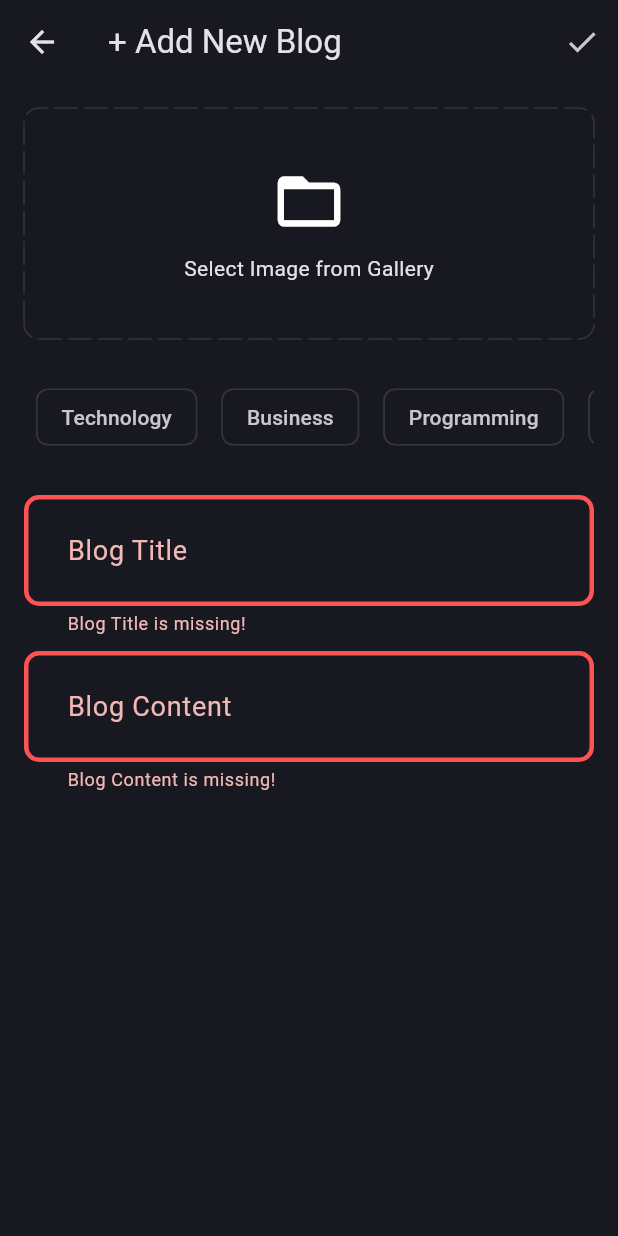
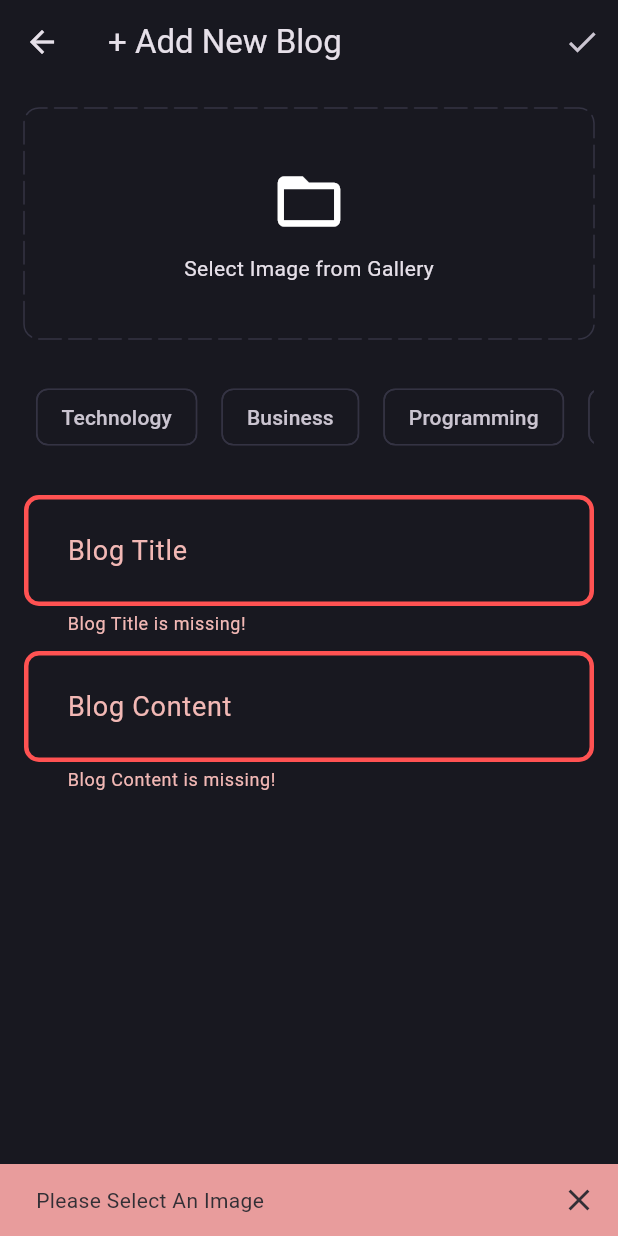
Before and after one commit to umersagheer/blog-wave, a Flutter app: the AddNewBlogPage screen opened directly, after a tap on the "done" icon, on a phone screen of 412 x 824 dp. Run offline on Flutter 3.47's test engine with Material 3 defaults, Android fonts, the phone set to English and light mode, and no system bars; drawn by our look-alikes of dotted_border; our stand-ins replace flutter_bloc, fpdart, get_it, image_picker, internet_connection_checker_plus, shared_preferences and 3 more; missing offline and left inert: lordicon; accounts and stored records are empty.

Commit message:
feat: user signout implemented , UI updates, blog page and error handling

```diff
--- a/lib/core/common/screens/onboarding_screen.dart
+++ b/lib/core/common/screens/onboarding_screen.dart
@@ -133,7 +133,7 @@ class _OnBoardingScreenState extends State<OnBoardingScreen> {
                 onPressed: () {
                   if (onLastPage) {
                     Navigator.pushAndRemoveUntil(
-                        context, BlogPage.route(), (route) => false);
+                        context, BlogPage.route(false), (route) => false);
                   }
                   _dotController.nextPage(
                       duration: const Duration(milliseconds: 500),
--- a/lib/core/utils/show_snackbar.dart
+++ b/lib/core/utils/show_snackbar.dart
@@ -1,9 +1,16 @@
 import 'package:flutter/material.dart';
 
-void showSnackBar(BuildContext context, String content) {
+void showSnackBar(BuildContext context, String content, [String? type]) {
+  type = type ?? "";
   ScaffoldMessenger.of(context)
     ..hideCurrentSnackBar()
     ..showSnackBar(
-      SnackBar(content: Text(content)),
+      SnackBar(
+        content: Text(content),
+        backgroundColor: type == "success"
+            ? const Color.fromARGB(255, 172, 232, 156)
+            : const Color.fromARGB(255, 232, 156, 156),
+        showCloseIcon: true,
+      ),
     );
 }
--- a/lib/features/auth/data/datasources/auth_remote_data_source.dart
+++ b/lib/features/auth/data/datasources/auth_remote_data_source.dart
@@ -14,6 +14,7 @@ abstract interface class AuthRemoteDataSource {
     required String password,
   });
   Future<UserModel?> getCurrentUserData();
+  Future<void> signOut();
 }
 
 class AuthRemoteDataSourceImpl implements AuthRemoteDataSource {
@@ -67,6 +68,9 @@ class AuthRemoteDataSourceImpl implements AuthRemoteDataSource {
   Session? get currentUserSession => supabaseClient.auth.currentSession;
 
   @override
+  Future<void> signOut() async => await supabaseClient.auth.signOut();
+
+  @override
   Future<UserModel?> getCurrentUserData() async {
     try {
       if (currentUserSession != null) {
--- a/lib/features/auth/domain/repository/auth_repository.dart
+++ b/lib/features/auth/domain/repository/auth_repository.dart
@@ -9,5 +9,6 @@ abstract interface class AuthRepository {
   Future<Either<Failure, User>> signInWithEmailAndPassword(
       {required String email, required String password});
 
+  Future<Either<Failure, String>> signOut();
   Future<Either<Failure, User>> currentUser();
 }
--- /dev/null
+++ b/lib/features/auth/domain/repository/usecases/user_sign_out.dart
@@ -0,0 +1,14 @@
+import 'package:blog_wave/core/error/failures.dart';
+import 'package:blog_wave/core/usecase/usecase.dart';
+import 'package:blog_wave/features/auth/domain/repository/auth_repository.dart';
+import 'package:fpdart/fpdart.dart';
+
+class UserSignOut implements UseCase<void, NoParams> {
+  final AuthRepository authRepository;
+  const UserSignOut({required this.authRepository});
+
+  @override
+  Future<Either<Failure, String>> call(NoParams params) async {
+    return await authRepository.signOut();
+  }
+}
--- a/lib/features/auth/presentation/bloc/auth_bloc.dart
+++ b/lib/features/auth/presentation/bloc/auth_bloc.dart
@@ -3,6 +3,7 @@ import 'package:blog_wave/core/usecase/usecase.dart';
 import 'package:blog_wave/core/entities/user.dart';
 import 'package:blog_wave/features/auth/domain/repository/usecases/current_user.dart';
 import 'package:blog_wave/features/auth/domain/repository/usecases/user_sign_in.dart';
+import 'package:blog_wave/features/auth/domain/repository/usecases/user_sign_out.dart';
 import 'package:blog_wave/features/auth/domain/repository/usecases/user_sign_up.dart';
 import 'package:flutter_bloc/flutter_bloc.dart';
 import 'package:flutter/material.dart';
@@ -11,17 +12,20 @@ part 'auth_event.dart';
 part 'auth_state.dart';
 
 class AuthBloc extends Bloc<AuthEvent, AuthState> {
+  final UserSignOut _userSignOut;
   final UserSignUp _userSignUp;
   final UserSignIn _userSignIn;
   final CurrentUser _currentUser;
   final AppUserCubit _appUserCubit;
 
   AuthBloc({
+    required UserSignOut userSignOut,
     required UserSignUp userSignUp,
     required UserSignIn userSignIn,
     required CurrentUser currentUser,
     required AppUserCubit appUserCubit,
-  })  : _userSignUp = userSignUp,
+  })  : _userSignOut = userSignOut,
+        _userSignUp = userSignUp,
         _userSignIn = userSignIn,
         _currentUser = currentUser,
         _appUserCubit = appUserCubit,
@@ -29,6 +33,7 @@ class AuthBloc extends Bloc<AuthEvent, AuthState> {
     on<AuthEvent>((_, emit) => emit(AuthLoading()));
     on<AuthSignUp>(_onAuthSignUp);
     on<AuthSignIn>(_onAuthSignIn);
+    on<AuthSignOut>(_onAuthSignOut);
     on<AuthIsUserSignedIn>(_onAuthIsUserSignedIn);
   }
 
@@ -53,6 +58,12 @@ class AuthBloc extends Bloc<AuthEvent, AuthState> {
         (r) => _emitAuthSuccess(r, emit));
   }
 
+  void _onAuthSignOut(AuthSignOut event, Emitter<AuthState> emit) async {
+    final res = await _userSignOut(NoParams());
+    res.fold((l) => emit(AuthFailure(message: l.message)),
+        (r) => emit(AuthSignOutState(message: r)));
+  }
+
   void _emitAuthSuccess(User user, Emitter<AuthState> emit) async {
     _appUserCubit.updateUser(user);
     emit(AuthSuccess(user));
--- a/lib/features/auth/presentation/bloc/auth_event.dart
+++ b/lib/features/auth/presentation/bloc/auth_event.dart
@@ -18,4 +18,6 @@ final class AuthSignIn extends AuthEvent {
   AuthSignIn({required this.email, required this.password});
 }
 
+final class AuthSignOut extends AuthEvent {}
+
 final class AuthIsUserSignedIn extends AuthEvent {}
--- a/lib/features/auth/presentation/bloc/auth_state.dart
+++ b/lib/features/auth/presentation/bloc/auth_state.dart
@@ -14,6 +14,11 @@ final class AuthSuccess extends AuthState {
   const AuthSuccess(this.user);
 }
 
+final class AuthSignOutState extends AuthState {
+  final String message;
+  const AuthSignOutState({required this.message});
+}
+
 final class AuthFailure extends AuthState {
   final String message;
   const AuthFailure({required this.message});
--- a/lib/features/auth/presentation/pages/signin_page.dart
+++ b/lib/features/auth/presentation/pages/signin_page.dart
@@ -42,7 +42,7 @@ class _SignInPageState extends State<SignInPage> {
               showSnackBar(context, state.message);
             } else if (state is AuthSuccess) {
               Navigator.pushAndRemoveUntil(
-                  context, BlogPage.route(), (route) => false);
+                  context, BlogPage.route(false), (route) => false);
             }
           },
           builder: (context, state) {
--- a/lib/features/blog/presentation/pages/add_new_blog_page.dart
+++ b/lib/features/blog/presentation/pages/add_new_blog_page.dart
@@ -43,6 +43,13 @@ class _AddNewBlogPageState extends State<AddNewBlogPage> {
   }
 
   void uploadBlog() {
+    if (selectedTopics.isEmpty) {
+      showSnackBar(context, "Please Select Any Topic");
+    }
+    if (image == null) {
+      showSnackBar(context, "Please Select An Image");
+    }
+
     if (formKey.currentState!.validate() &&
         selectedTopics.isNotEmpty &&
         image != null) {
@@ -88,7 +95,7 @@ class _AddNewBlogPageState extends State<AddNewBlogPage> {
         } else if (state is BlogUploadSuccess) {
           Navigator.pushAndRemoveUntil(
             context,
-            BlogPage.route(),
+            BlogPage.route(false),
             (route) => false,
           );
         }
--- a/lib/init_dependencies.dart
+++ b/lib/init_dependencies.dart
@@ -6,6 +6,7 @@ import 'package:blog_wave/features/auth/data/repository/auth_repository_impl.dar
 import 'package:blog_wave/features/auth/domain/repository/auth_repository.dart';
 import 'package:blog_wave/features/auth/domain/repository/usecases/current_user.dart';
 import 'package:blog_wave/features/auth/domain/repository/usecases/user_sign_in.dart';
+import 'package:blog_wave/features/auth/domain/repository/usecases/user_sign_out.dart';
 import 'package:blog_wave/features/auth/domain/repository/usecases/user_sign_up.dart';
 import 'package:blog_wave/features/auth/presentation/bloc/auth_bloc.dart';
 import 'package:blog_wave/features/blog/data/datasources/blog_local_data_source.dart';
--- a/lib/main.dart
+++ b/lib/main.dart
@@ -47,7 +47,7 @@ class _MainAppState extends State<MainApp> {
         },
         builder: (context, isLoggedIn) {
           if (isLoggedIn) {
-            return const BlogPage();
+            return const BlogPage(myBlogs: false);
           } else {
             return const SignInPage();
           }
```
Also changed, not shown: lib/features/auth/data/repository/auth_repository_impl.dart (+10 -0 lines), lib/features/blog/presentation/pages/blog_page.dart (+130 -13 lines), lib/features/blog/presentation/widgets/blog_card.dart (+12 -6 lines), lib/init_dependencies.main.dart (+7 -0 lines).
